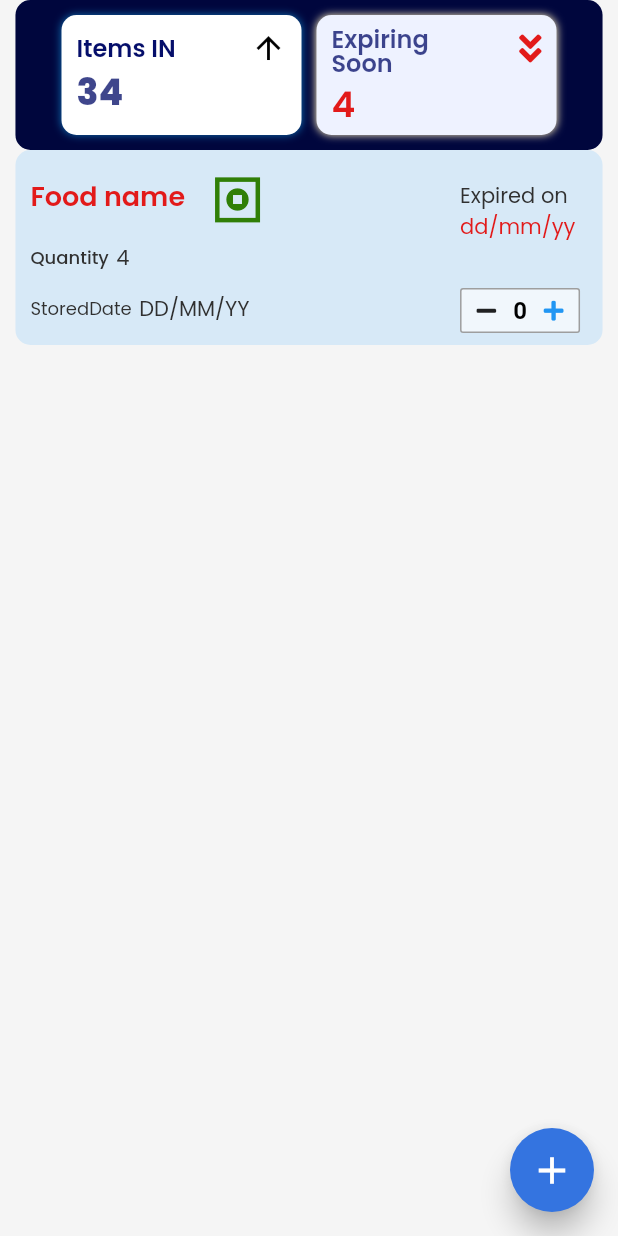
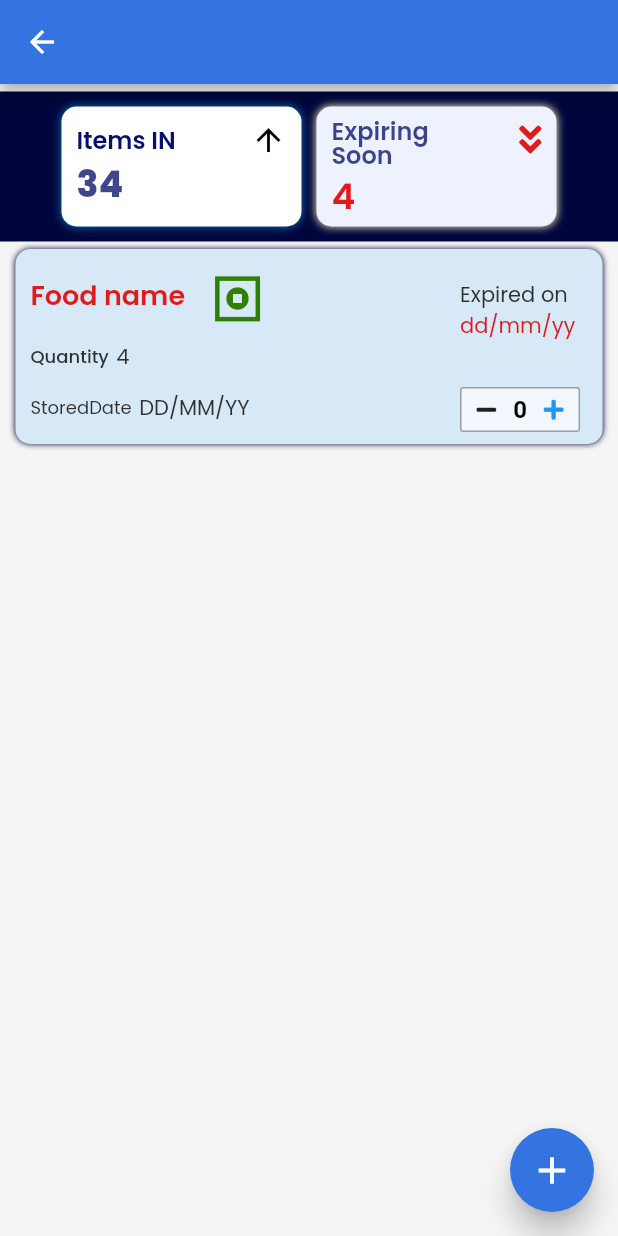
Before and after one commit to subramanyanavada123/rubix22-65-optimise-prime, a Flutter app: the KitchenWidget screen opened directly, on a phone screen of 412 x 824 dp. Run offline on Flutter 3.47's test engine with Material 2 defaults, Android fonts, the phone set to English and light mode, and no system bars; drawn by our look-alikes of auto_size_text; our stand-ins replace font_awesome_flutter, google_fonts, page_transition, smooth_page_indicator, timeago; missing offline and left inert: json_path.

Commit message:
Design changes

```diff
--- a/lib/components/food2_widget.dart
+++ b/lib/components/food2_widget.dart
@@ -17,11 +17,19 @@ class _Food2WidgetState extends State<Food2Widget> {
 
   @override
   Widget build(BuildContext context) {
-    return Container(
+    return Padding(
+      padding: EdgeInsetsDirectional.fromSTEB(5, 5, 5, 5),
+      child: Container(
         width: MediaQuery.of(context).size.width * 0.95,
         height: 130,
         decoration: BoxDecoration(
           color: Color(0xFFD7E9F7),
+          boxShadow: [
+            BoxShadow(
+              blurRadius: 3,
+              color: Color(0xFF00063D),
+            )
+          ],
           borderRadius: BorderRadius.circular(10),
         ),
         child: Row(
@@ -165,8 +173,9 @@ class _Food2WidgetState extends State<Food2Widget> {
                           child: FlutterFlowCountController(
                             decrementIconBuilder: (enabled) => FaIcon(
                               FontAwesomeIcons.minus,
-                            color:
-                                enabled ? Color(0xDD000000) : Color(0xFFEEEEEE),
+                              color: enabled
+                                  ? Color(0xDD000000)
+                                  : Color(0xFFEEEEEE),
                               size: 15,
                             ),
                             incrementIconBuilder: (enabled) => FaIcon(
@@ -199,6 +208,7 @@ class _Food2WidgetState extends State<Food2Widget> {
             ),
           ],
         ),
+      ),
     );
   }
 }
--- a/lib/components/stat_widget.dart
+++ b/lib/components/stat_widget.dart
@@ -15,12 +15,14 @@ class StatWidget extends StatefulWidget {
 class _StatWidgetState extends State<StatWidget> {
   @override
   Widget build(BuildContext context) {
-    return Container(
-      width: MediaQuery.of(context).size.width * 0.95,
+    return Padding(
+      padding: EdgeInsetsDirectional.fromSTEB(0, 5, 0, 0),
+      child: Container(
+        width: MediaQuery.of(context).size.width,
         height: 100,
         decoration: BoxDecoration(
           color: Color(0xFF00063D),
-        borderRadius: BorderRadius.circular(10),
+          borderRadius: BorderRadius.circular(0),
         ),
         child: Row(
           mainAxisSize: MainAxisSize.max,
@@ -180,6 +182,7 @@ class _StatWidgetState extends State<StatWidget> {
             ),
           ],
         ),
+      ),
     );
   }
 }
--- a/lib/kitchen/kitchen_widget.dart
+++ b/lib/kitchen/kitchen_widget.dart
@@ -19,6 +19,13 @@ class _KitchenWidgetState extends State<KitchenWidget> {
   Widget build(BuildContext context) {
     return Scaffold(
       key: scaffoldKey,
+      appBar: AppBar(
+        backgroundColor: FlutterFlowTheme.primaryColor,
+        automaticallyImplyLeading: true,
+        actions: [],
+        centerTitle: true,
+        elevation: 4,
+      ),
       backgroundColor: Color(0xFFF5F5F5),
       floatingActionButton: FloatingActionButton(
         onPressed: () {
```
Also changed, not shown: lib/cart/cart_widget.dart (+8 -0 lines), lib/components/food1_widget.dart (+10 -1 lines). Lines whose indentation alone changed are shown as unchanged.
